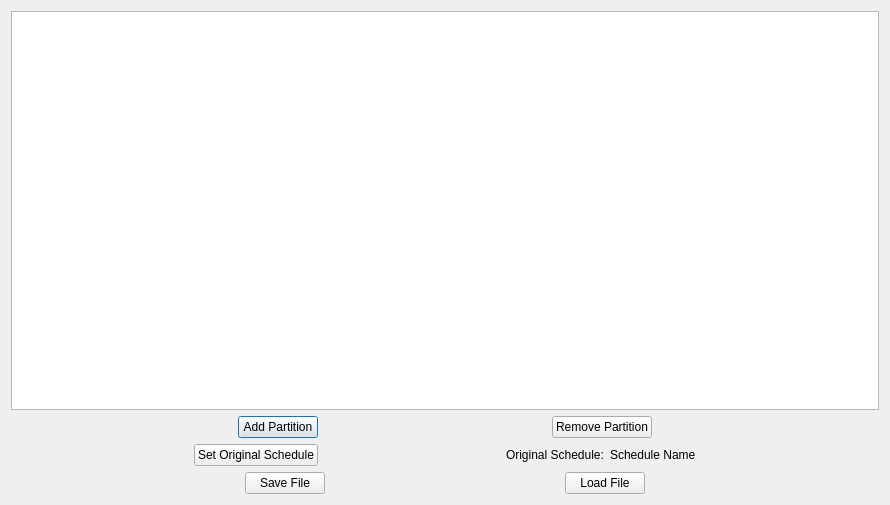
This is reconf_scheduler.ui in guangli-dai/RRP-Toolsets as Qt 5 draws it before an edit. The edited form follows.
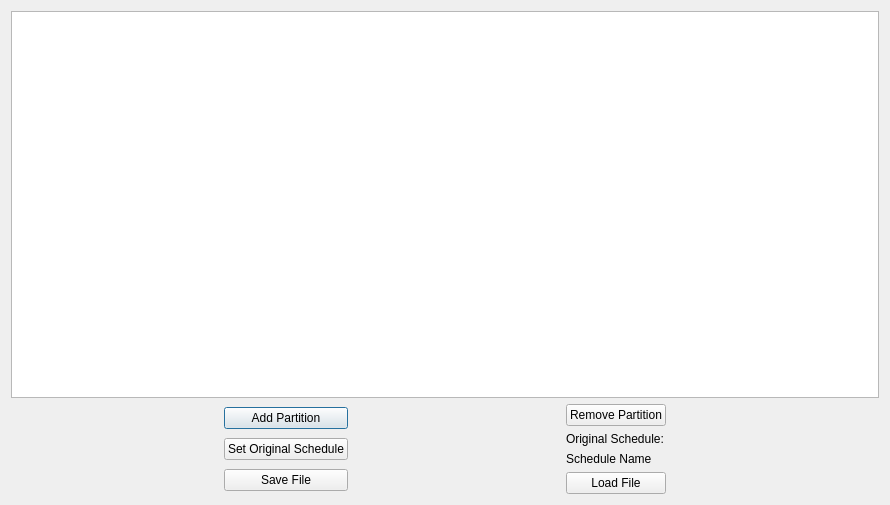
This is the edited form.

What changed in the file:
```diff
--- a/reconf_scheduler.ui
+++ b/reconf_scheduler.ui
@@ -13,14 +13,14 @@
   <property name="windowTitle">
    <string>Dialog</string>
   </property>
-  <layout class="QVBoxLayout" name="verticalLayout">
+  <layout class="QVBoxLayout" name="verticalLayout_4">
    <item>
     <widget class="QTableWidget" name="tableWidget"/>
    </item>
    <item>
     <layout class="QHBoxLayout" name="horizontalLayout_2">
      <item>
-      <spacer name="horizontalSpacer">
+      <spacer name="horizontalSpacer_3">
        <property name="orientation">
         <enum>Qt::Horizontal</enum>
        </property>
@@ -32,6 +32,8 @@
        </property>
       </spacer>
      </item>
+     <item>
+      <layout class="QVBoxLayout" name="verticalLayout">
      <item>
       <widget class="QPushButton" name="AddedButton">
        <property name="text">
@@ -40,6 +42,22 @@
       </widget>
      </item>
      <item>
+        <widget class="QPushButton" name="ScheduleButton">
+         <property name="text">
+          <string>Set Original Schedule</string>
+         </property>
+        </widget>
+       </item>
+       <item>
+        <widget class="QPushButton" name="saveButton">
+         <property name="text">
+          <string>Save File</string>
+         </property>
+        </widget>
+       </item>
+      </layout>
+     </item>
+     <item>
       <spacer name="horizontalSpacer_2">
        <property name="orientation">
         <enum>Qt::Horizontal</enum>
@@ -53,6 +71,8 @@
       </spacer>
      </item>
      <item>
+      <layout class="QVBoxLayout" name="verticalLayout_2">
+       <item>
       <widget class="QPushButton" name="removeButton">
        <property name="text">
         <string>Remove Partition</string>
@@ -60,56 +80,6 @@
       </widget>
      </item>
      <item>
-      <spacer name="horizontalSpacer_4">
-       <property name="orientation">
-        <enum>Qt::Horizontal</enum>
-       </property>
-       <property name="sizeHint" stdset="0">
-        <size>
-         <width>40</width>
-         <height>20</height>
-        </size>
-       </property>
-      </spacer>
-     </item>
-    </layout>
-   </item>
-   <item>
-    <layout class="QHBoxLayout" name="horizontalLayout">
-     <item>
-      <spacer name="horizontalSpacer_3">
-       <property name="orientation">
-        <enum>Qt::Horizontal</enum>
-       </property>
-       <property name="sizeHint" stdset="0">
-        <size>
-         <width>40</width>
-         <height>20</height>
-        </size>
-       </property>
-      </spacer>
-     </item>
-     <item>
-      <widget class="QPushButton" name="ScheduleButton">
-       <property name="text">
-        <string>Set Original Schedule</string>
-       </property>
-      </widget>
-     </item>
-     <item>
-      <spacer name="horizontalSpacer_8">
-       <property name="orientation">
-        <enum>Qt::Horizontal</enum>
-       </property>
-       <property name="sizeHint" stdset="0">
-        <size>
-         <width>40</width>
-         <height>20</height>
-        </size>
-       </property>
-      </spacer>
-     </item>
-     <item>
       <widget class="QLabel" name="label">
        <property name="text">
         <string>Original Schedule:</string>
@@ -124,64 +94,16 @@
       </widget>
      </item>
      <item>
-      <spacer name="horizontalSpacer_9">
-       <property name="orientation">
-        <enum>Qt::Horizontal</enum>
-       </property>
-       <property name="sizeHint" stdset="0">
-        <size>
-         <width>40</width>
-         <height>20</height>
-        </size>
-       </property>
-      </spacer>
-     </item>
-    </layout>
-   </item>
-   <item>
-    <layout class="QHBoxLayout" name="horizontalLayout_3">
-     <item>
-      <spacer name="horizontalSpacer_6">
-       <property name="orientation">
-        <enum>Qt::Horizontal</enum>
-       </property>
-       <property name="sizeHint" stdset="0">
-        <size>
-         <width>40</width>
-         <height>20</height>
-        </size>
-       </property>
-      </spacer>
-     </item>
-     <item>
-      <widget class="QPushButton" name="saveButton">
-       <property name="text">
-        <string>Save File</string>
-       </property>
-      </widget>
-     </item>
-     <item>
-      <spacer name="horizontalSpacer_5">
-       <property name="orientation">
-        <enum>Qt::Horizontal</enum>
-       </property>
-       <property name="sizeHint" stdset="0">
-        <size>
-         <width>40</width>
-         <height>20</height>
-        </size>
-       </property>
-      </spacer>
-     </item>
-     <item>
       <widget class="QPushButton" name="loadButton">
        <property name="text">
         <string>Load File</string>
        </property>
       </widget>
      </item>
+      </layout>
+     </item>
      <item>
-      <spacer name="horizontalSpacer_7">
+      <spacer name="horizontalSpacer">
        <property name="orientation">
         <enum>Qt::Horizontal</enum>
        </property>
```
Lines whose indentation alone changed are shown as unchanged.
